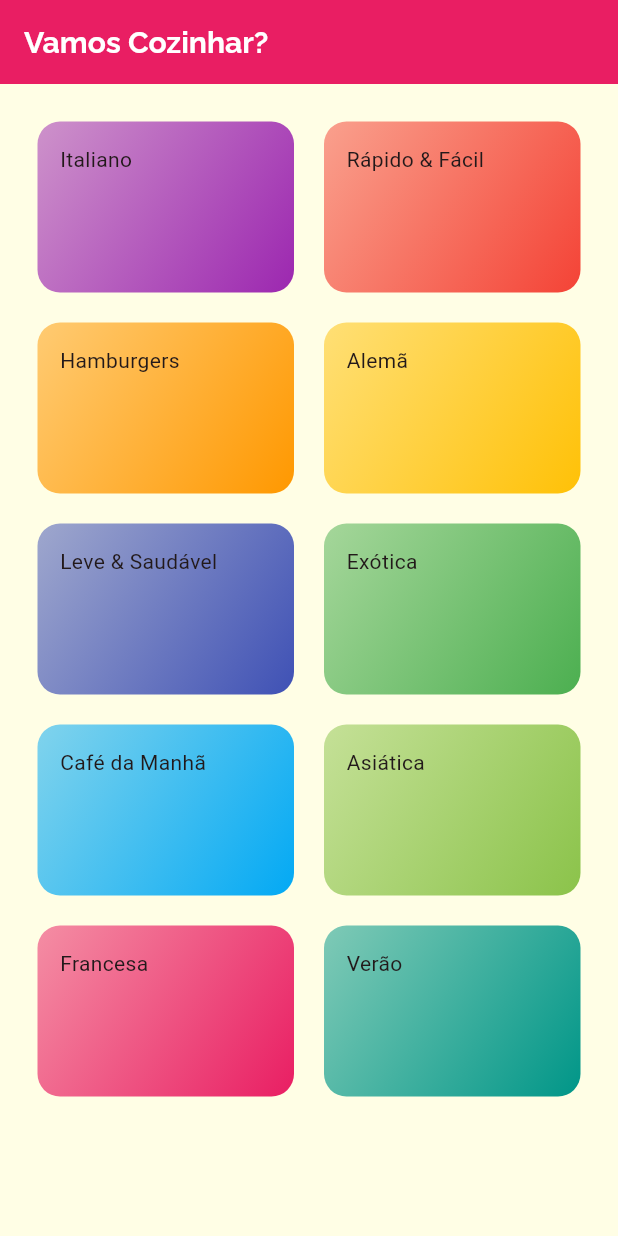
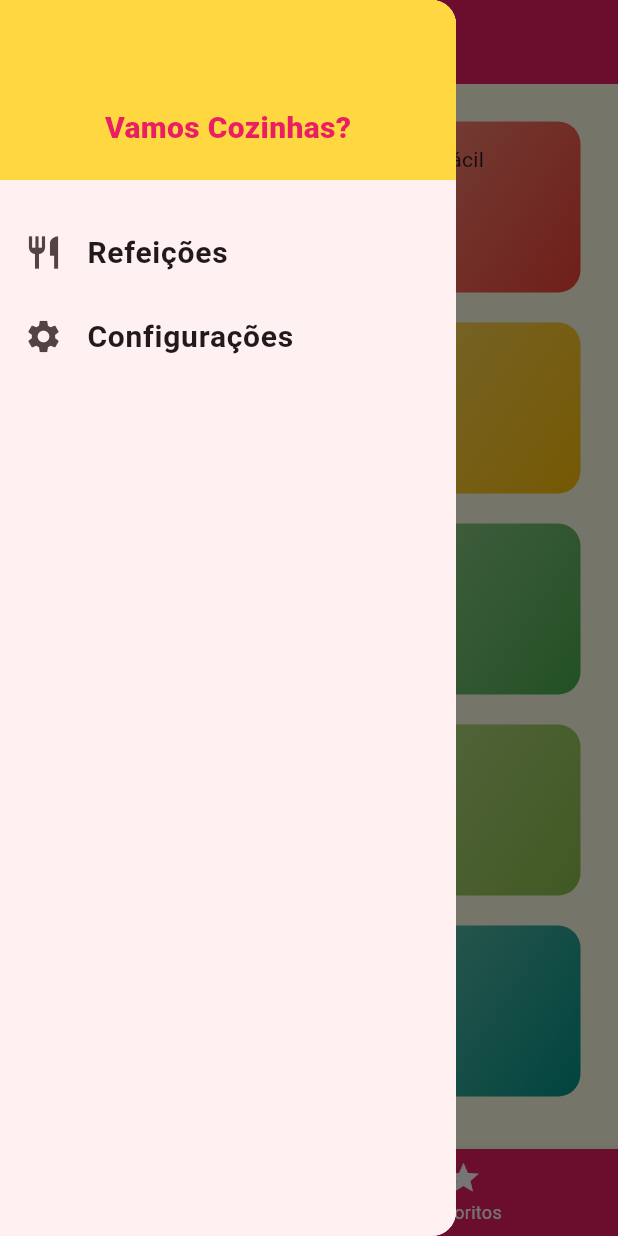
Before and after one commit to Dithan/meals, a Flutter app: the screen it shows after launch, with the side drawer open (before the commit the screen has no drawer), on a phone screen of 412 x 824 dp. Run offline on Flutter 3.47's test engine with Material 3 defaults, Android fonts, the phone set to English and light mode, and no system bars; our stand-ins replace google_fonts.

Commit message:
Feat: Drwaer

```diff
--- a/lib/main.dart
+++ b/lib/main.dart
@@ -1,7 +1,7 @@
 import 'package:flutter/material.dart';
 import 'package:meals/screens/categories_meals_screen.dart';
-import 'package:meals/screens/categories_screen.dart';
 import 'package:meals/screens/meal_detail_screen.dart';
+import 'package:meals/screens/tabs_screen.dart';
 import 'package:meals/theme/theme_data.dart';
 import 'package:meals/utils/app_routes.dart';
 
@@ -18,7 +18,7 @@ class MyApp extends StatelessWidget {
       title: 'Flutter Demo',
       theme: appTheme,
       routes: {
-        AppRoutes.HOME: (context) => CategoriesScreen(),
+        AppRoutes.HOME: (context) => TabsScreen(),
         AppRoutes.CATEGORIES_MEALS: (context) => CategoriesMealsScreen(),
         AppRoutes.MEAL_DETAIL: (context) => MealDetailScreen(),
       },
--- a/lib/screens/categories_screen.dart
+++ b/lib/screens/categories_screen.dart
@@ -8,9 +8,6 @@ class CategoriesScreen extends StatelessWidget {
   @override
   Widget build(BuildContext context) {
     return Scaffold(
-      appBar: AppBar(
-        title: Text("Vamos Cozinhar?"),
-      ),
       body: GridView(
         padding: EdgeInsets.all(25),
         gridDelegate: SliverGridDelegateWithMaxCrossAxisExtent(
--- /dev/null
+++ b/lib/screens/favorite_screan.dart
@@ -0,0 +1,12 @@
+import 'package:flutter/material.dart';
+
+class FavoriteScrean extends StatelessWidget {
+  const FavoriteScrean({super.key});
+
+  @override
+  Widget build(BuildContext context) {
+    return Center(
+      child: Text('Minhas Refeições Favoritas'),
+    );
+  }
+}
--- /dev/null
+++ b/lib/screens/tabs_screen.dart
@@ -0,0 +1,56 @@
+import 'package:flutter/material.dart';
+import 'package:meals/screens/categories_screen.dart';
+import 'package:meals/screens/favorite_screan.dart';
+import 'package:meals/widgets/main_drawer.dart';
+
+class TabsScreen extends StatefulWidget {
+  const TabsScreen({super.key});
+
+  @override
+  State<TabsScreen> createState() => _TabsScreenState();
+}
+
+class _TabsScreenState extends State<TabsScreen> {
+  int _selectedScreenIndex = 0;
+
+  final List<Map<String, Object>> _screens = [
+    {'title': 'Lista de Categorias', 'screen': CategoriesScreen()},
+    {'title': 'Meus Favoritos', 'screen': FavoriteScrean()},
+  ];
+
+  _selectScreen(int index) {
+    setState(() {
+      _selectedScreenIndex = index;
+    });
+  }
+
+  @override
+  Widget build(BuildContext context) {
+    return Scaffold(
+      appBar: AppBar(
+        title: Text(_screens[_selectedScreenIndex]['title'] as String),
+      ),
+      drawer: Drawer(
+        child: MainDrawer(),
+      ),
+      body: _screens[_selectedScreenIndex]['screen'] as Widget,
+      bottomNavigationBar: BottomNavigationBar(
+        onTap: _selectScreen,
+        backgroundColor: Theme.of(context).primaryColor,
+        unselectedItemColor: Colors.white,
+        selectedItemColor: Colors.amberAccent,
+        currentIndex: _selectedScreenIndex,
+        items: [
+          BottomNavigationBarItem(
+            icon: Icon(Icons.category),
+            label: 'Categorias',
+          ),
+          BottomNavigationBarItem(
+            icon: Icon(Icons.star),
+            label: 'Favoritos',
+          )
+        ],
+      ),
+    );
+  }
+}
--- a/lib/theme/theme_data.dart
+++ b/lib/theme/theme_data.dart
@@ -4,6 +4,7 @@ import 'package:google_fonts/google_fonts.dart';
 final ThemeData appTheme = ThemeData(
   colorScheme: ColorScheme.fromSeed(seedColor: Colors.pink),
   primaryColor: Colors.pink,
+  highlightColor: Colors.amberAccent,
   useMaterial3: true,
   canvasColor: Color.fromRGBO(255, 254, 229, 1),
   scaffoldBackgroundColor: Color.fromRGBO(255, 254, 229, 1),
--- /dev/null
+++ b/lib/widgets/main_drawer.dart
@@ -0,0 +1,53 @@
+import 'package:flutter/material.dart';
+import 'package:google_fonts/google_fonts.dart';
+
+class MainDrawer extends StatelessWidget {
+  const MainDrawer({super.key});
+
+  Widget _createItem(IconData icon, String label) {
+    return ListTile(
+      leading: Icon(
+        icon,
+        size: 26,
+      ),
+      title: Text(
+        label,
+        style: GoogleFonts.roboto(
+          fontSize: 20,
+          fontWeight: FontWeight.bold,
+        ),
+      ),
+      onTap: () {},
+    );
+  }
+
+  @override
+  Widget build(BuildContext context) {
+    return Drawer(
+      child: Column(
+        children: [
+          Container(
+            height: 120,
+            width: double.infinity,
+            padding: EdgeInsets.all(20),
+            color: Theme.of(context).highlightColor,
+            alignment: Alignment.bottomCenter,
+            child: Text(
+              "Vamos Cozinhas?",
+              style: TextStyle(
+                fontWeight: FontWeight.w900,
+                fontSize: 20,
+                color: Theme.of(context).primaryColor,
+              ),
+            ),
+          ),
+          SizedBox(
+            height: 20,
+          ),
+          _createItem(Icons.restaurant, 'Refeições'),
+          _createItem(Icons.settings, 'Configurações'),
+        ],
+      ),
+    );
+  }
+}
```
